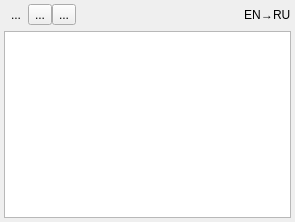
This is src/popup.ui in georgyfarniev/litetran-qt as Qt 5 draws it before an edit. The edited form follows.
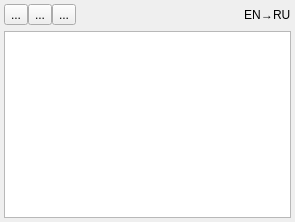
This is the edited form. Icons and pictures are not drawn.

Diff of the .ui file:
```diff
--- a/src/popup.ui
+++ b/src/popup.ui
@@ -47,7 +47,7 @@
         <enum>Qt::ToolButtonIconOnly</enum>
        </property>
        <property name="autoRaise">
-        <bool>true</bool>
+        <bool>false</bool>
        </property>
        <property name="arrowType">
         <enum>Qt::NoArrow</enum>
```
